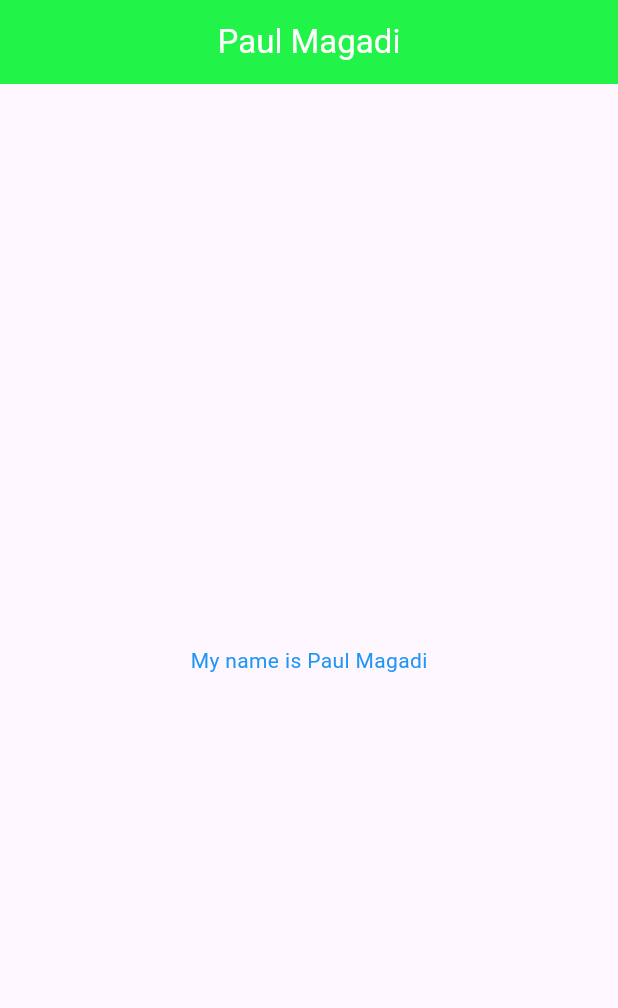
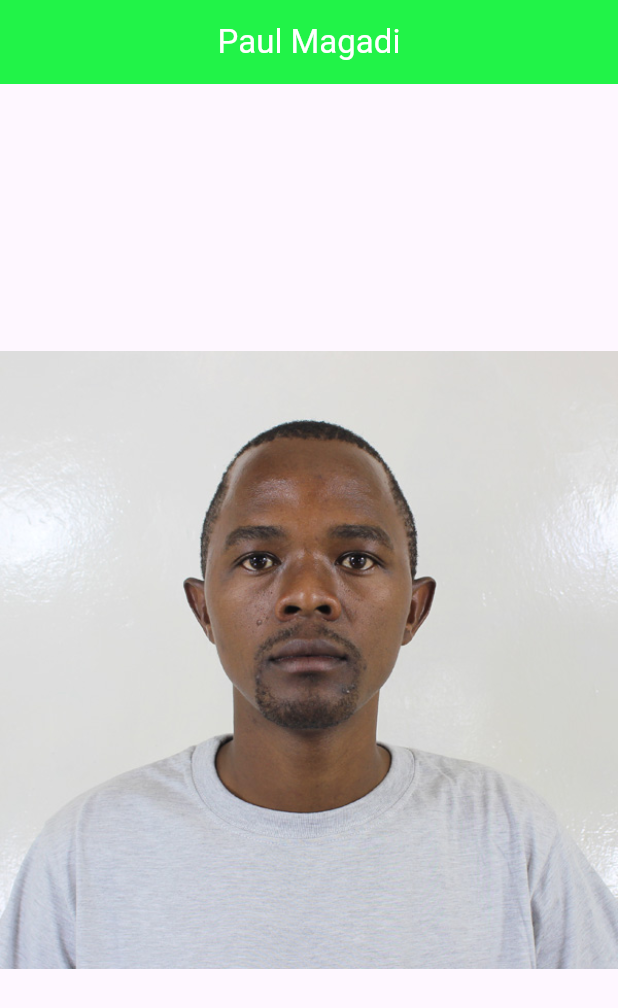
Before and after one commit to paulmagadi/Learn_Flutter, a Flutter app: the screen it shows after launch, on a phone screen of 412 x 824 dp. Shown: the top 1008 px of the screen. Run offline on Flutter 3.47's test engine with Material 3 defaults, Android fonts, the phone set to English and light mode, and no system bars.

Commit message:
modified:   practice_flutter/myapp/lib/main.dart

```diff
--- a/practice_flutter/myapp/lib/main.dart
+++ b/practice_flutter/myapp/lib/main.dart
@@ -596,14 +596,11 @@ class MyApp extends StatelessWidget {
           backgroundColor: const Color.fromARGB(255, 33, 243, 72),
         ),
         body: const Center(
-          child: Text(
-            "My name is Paul Magadi",
-            style: TextStyle(
-              color: Colors.blue,
+          child: Image(
+            image:
+            AssetImage('images/paul.jpg'))
             ),
           ),
-        ),
-      ),
     );
   }
 }
```
